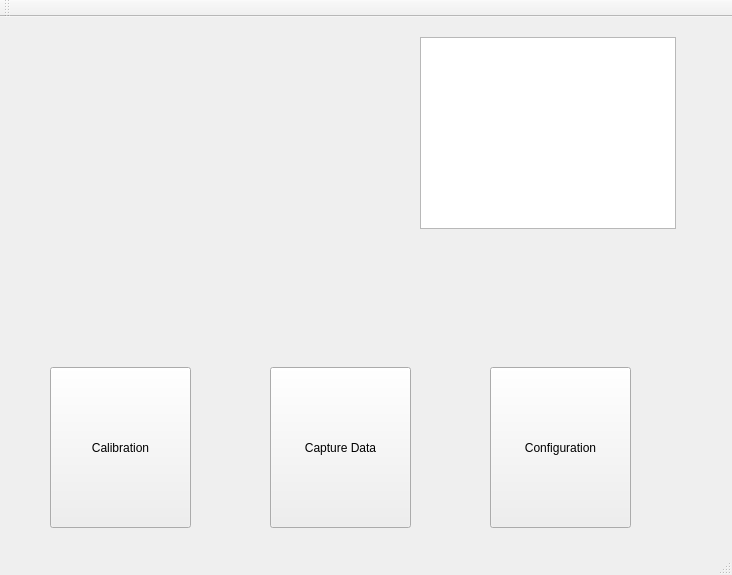
Above: Sensor_GUI/mainwindow.ui from HuanchengYang/SensorCalibration before the change. Below: the same form after it.
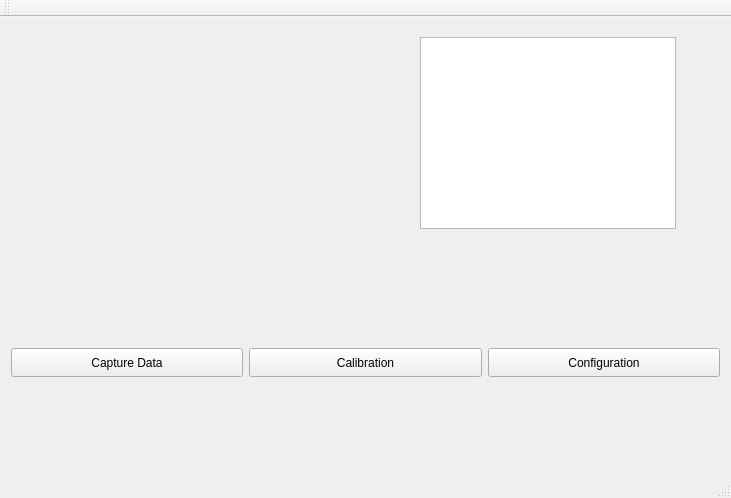
That is the form after the change.

```diff
--- a/Sensor_GUI/mainwindow.ui
+++ b/Sensor_GUI/mainwindow.ui
@@ -6,53 +6,14 @@
    <rect>
     <x>0</x>
     <y>0</y>
-    <width>732</width>
-    <height>575</height>
+    <width>731</width>
+    <height>498</height>
    </rect>
   </property>
   <property name="windowTitle">
    <string>MainWindow</string>
   </property>
   <widget class="QWidget" name="centralWidget">
-   <widget class="QPushButton" name="Calibration_Button">
-    <property name="geometry">
-     <rect>
-      <x>50</x>
-      <y>350</y>
-      <width>141</width>
-      <height>161</height>
-     </rect>
-    </property>
-    <property name="text">
-     <string>Calibration</string>
-    </property>
-   </widget>
-   <widget class="QPushButton" name="CaptureData_Button">
-    <property name="geometry">
-     <rect>
-      <x>270</x>
-      <y>350</y>
-      <width>141</width>
-      <height>161</height>
-     </rect>
-    </property>
-    <property name="text">
-     <string>Capture Data</string>
-    </property>
-   </widget>
-   <widget class="QPushButton" name="Configuration_Button">
-    <property name="geometry">
-     <rect>
-      <x>490</x>
-      <y>350</y>
-      <width>141</width>
-      <height>161</height>
-     </rect>
-    </property>
-    <property name="text">
-     <string>Configuration</string>
-    </property>
-   </widget>
    <widget class="QGraphicsView" name="graphicsView">
     <property name="geometry">
      <rect>
@@ -63,6 +24,57 @@
      </rect>
     </property>
    </widget>
+   <widget class="QWidget" name="horizontalLayoutWidget">
+    <property name="geometry">
+     <rect>
+      <x>0</x>
+      <y>320</y>
+      <width>731</width>
+      <height>51</height>
+     </rect>
+    </property>
+    <layout class="QHBoxLayout" name="horizontalLayout">
+     <item>
+      <widget class="QPushButton" name="CaptureData_Button">
+       <property name="sizePolicy">
+        <sizepolicy hsizetype="Minimum" vsizetype="Preferred">
+         <horstretch>0</horstretch>
+         <verstretch>0</verstretch>
+        </sizepolicy>
+       </property>
+       <property name="text">
+        <string>Capture Data</string>
+       </property>
+      </widget>
+     </item>
+     <item>
+      <widget class="QPushButton" name="Calibration_Button">
+       <property name="sizePolicy">
+        <sizepolicy hsizetype="Minimum" vsizetype="Preferred">
+         <horstretch>0</horstretch>
+         <verstretch>0</verstretch>
+        </sizepolicy>
+       </property>
+       <property name="text">
+        <string>Calibration</string>
+       </property>
+      </widget>
+     </item>
+     <item>
+      <widget class="QPushButton" name="Configuration_Button">
+       <property name="sizePolicy">
+        <sizepolicy hsizetype="Minimum" vsizetype="Preferred">
+         <horstretch>0</horstretch>
+         <verstretch>0</verstretch>
+        </sizepolicy>
+       </property>
+       <property name="text">
+        <string>Configuration</string>
+       </property>
+      </widget>
+     </item>
+    </layout>
+   </widget>
   </widget>
   <widget class="QToolBar" name="mainToolBar">
    <attribute name="toolBarArea">
```
